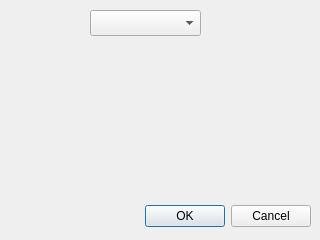
Above: src/addfilterdialog.ui from jcxz/MUL before the change. Below: the same form after it.
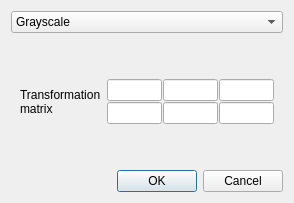
That is the form after the change.

What changed in the file:
```diff
--- a/src/addfilterdialog.ui
+++ b/src/addfilterdialog.ui
@@ -9,39 +9,146 @@
    <rect>
     <x>0</x>
     <y>0</y>
-    <width>320</width>
-    <height>240</height>
+    <width>294</width>
+    <height>203</height>
    </rect>
   </property>
   <property name="windowTitle">
    <string>Dialog</string>
   </property>
-  <widget class="QDialogButtonBox" name="buttonBox">
-   <property name="geometry">
-    <rect>
-     <x>10</x>
-     <y>200</y>
-     <width>301</width>
-     <height>32</height>
-    </rect>
-   </property>
-   <property name="orientation">
-    <enum>Qt::Horizontal</enum>
-   </property>
-   <property name="standardButtons">
-    <set>QDialogButtonBox::Cancel|QDialogButtonBox::Ok</set>
-   </property>
-  </widget>
-  <widget class="QComboBox" name="comboBox">
-   <property name="geometry">
-    <rect>
-     <x>90</x>
-     <y>10</y>
-     <width>111</width>
-     <height>26</height>
-    </rect>
-   </property>
-  </widget>
+  <layout class="QGridLayout" name="gridLayout">
+   <item row="0" column="0">
+    <layout class="QVBoxLayout" name="verticalLayout">
+     <item>
+      <widget class="QComboBox" name="comboBox">
+       <item>
+        <property name="text">
+         <string>Grayscale</string>
+        </property>
+       </item>
+       <item>
+        <property name="text">
+         <string>Sepia</string>
+        </property>
+       </item>
+       <item>
+        <property name="text">
+         <string>Color Inversion</string>
+        </property>
+       </item>
+       <item>
+        <property name="text">
+         <string>Transformation</string>
+        </property>
+       </item>
+      </widget>
+     </item>
+     <item>
+      <widget class="QStackedWidget" name="stackedWidget">
+       <property name="currentIndex">
+        <number>3</number>
+       </property>
+       <widget class="QWidget" name="pgGrayscale">
+        <layout class="QGridLayout" name="gridLayout_2">
+         <item row="0" column="0">
+          <widget class="QLabel" name="label_2">
+           <property name="text">
+            <string>Grayscale filter</string>
+           </property>
+          </widget>
+         </item>
+        </layout>
+       </widget>
+       <widget class="QWidget" name="pgSepia">
+        <layout class="QGridLayout" name="gridLayout_4">
+         <item row="0" column="0">
+          <widget class="QLabel" name="label_3">
+           <property name="text">
+            <string>Sepia filter</string>
+           </property>
+          </widget>
+         </item>
+        </layout>
+       </widget>
+       <widget class="QWidget" name="pgColorInvert">
+        <layout class="QGridLayout" name="gridLayout_5">
+         <item row="0" column="0">
+          <widget class="QLabel" name="label_4">
+           <property name="text">
+            <string>Color inversion filter</string>
+           </property>
+          </widget>
+         </item>
+        </layout>
+       </widget>
+       <widget class="QWidget" name="psTransform">
+        <layout class="QGridLayout" name="gridLayout_3">
+         <item row="0" column="0">
+          <widget class="QLabel" name="label">
+           <property name="text">
+            <string>Transformation matrix</string>
+           </property>
+           <property name="wordWrap">
+            <bool>true</bool>
+           </property>
+          </widget>
+         </item>
+         <item row="0" column="1">
+          <layout class="QVBoxLayout" name="verticalLayout_2">
+           <property name="spacing">
+            <number>1</number>
+           </property>
+           <item>
+            <layout class="QHBoxLayout" name="horizontalLayout_2">
+             <property name="spacing">
+              <number>1</number>
+             </property>
+             <item>
+              <widget class="QLineEdit" name="leTrans1"/>
+             </item>
+             <item>
+              <widget class="QLineEdit" name="leTrans2"/>
+             </item>
+             <item>
+              <widget class="QLineEdit" name="leTrans3"/>
+             </item>
+            </layout>
+           </item>
+           <item>
+            <layout class="QHBoxLayout" name="horizontalLayout">
+             <property name="spacing">
+              <number>1</number>
+             </property>
+             <item>
+              <widget class="QLineEdit" name="leTrans4"/>
+             </item>
+             <item>
+              <widget class="QLineEdit" name="leTrans5"/>
+             </item>
+             <item>
+              <widget class="QLineEdit" name="leTrans6"/>
+             </item>
+            </layout>
+           </item>
+          </layout>
+         </item>
+        </layout>
+       </widget>
+      </widget>
+     </item>
+     <item>
+      <widget class="QDialogButtonBox" name="buttonBox">
+       <property name="orientation">
+        <enum>Qt::Horizontal</enum>
+       </property>
+       <property name="standardButtons">
+        <set>QDialogButtonBox::Cancel|QDialogButtonBox::Ok</set>
+       </property>
+      </widget>
+     </item>
+    </layout>
+   </item>
+  </layout>
  </widget>
  <resources/>
  <connections>
```
Left out of the diff: 28 changed lines with no effect on the pictures.
